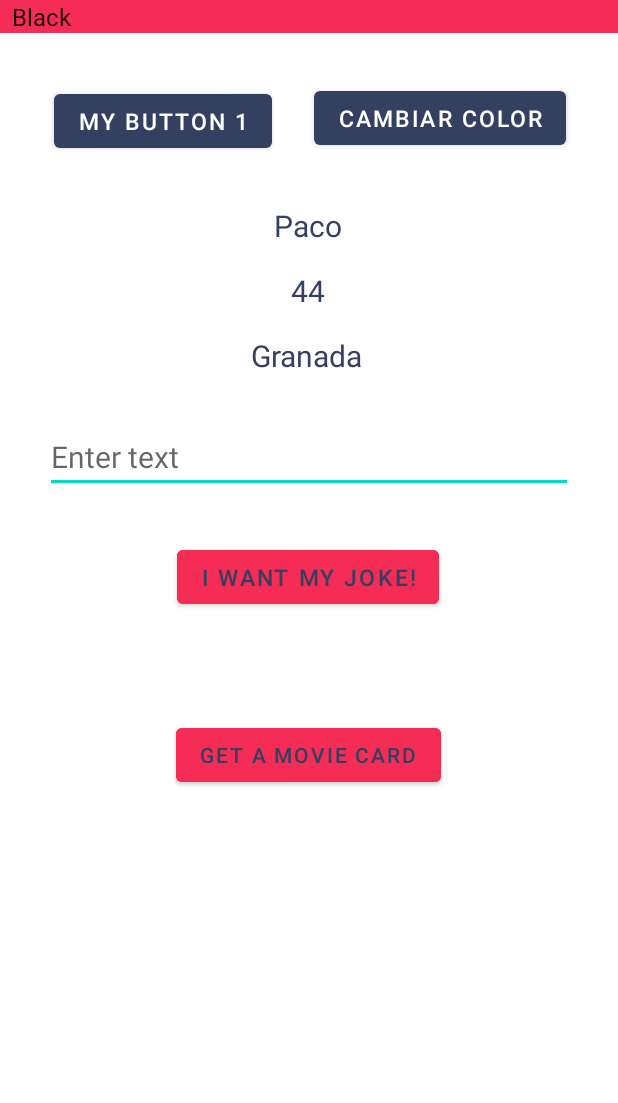
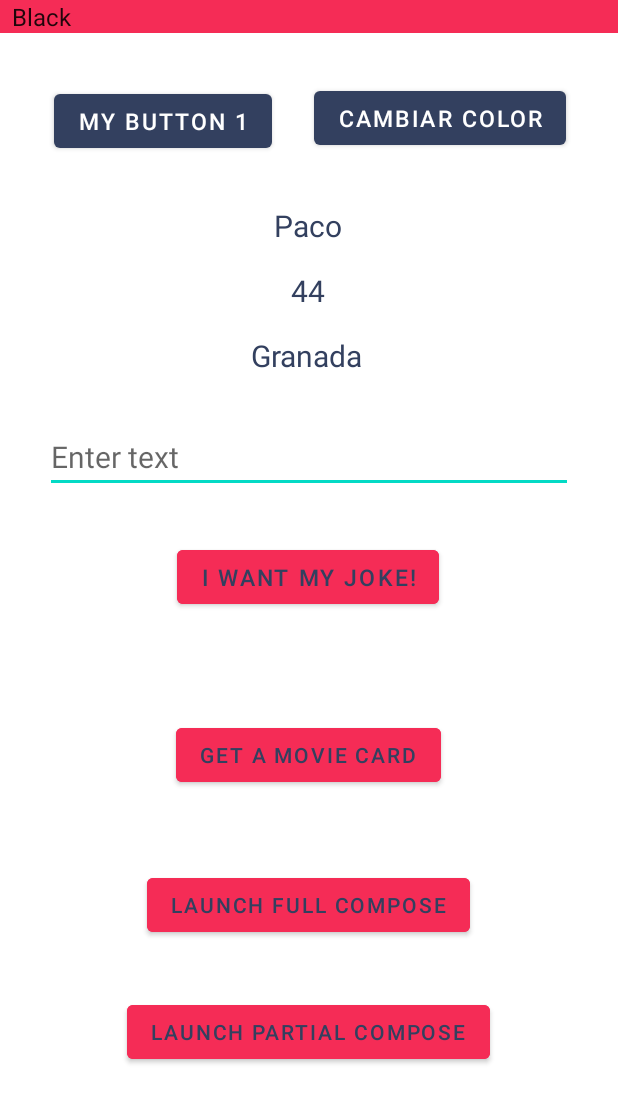
Before and after one commit to Luis-VB/fillMeApp, an Android app built with Jetpack Compose: the screen it shows after launch (MainActivity), on a phone screen of 412 x 824 dp. Shown: the top 1103 px of the screen. Run offline under Robolectric (Android 15) with nearby library versions, the phone set to English and light mode, and no system bars.

Commit message:
add compose

```diff
--- a/app/src/main/java/com/example/fillmeapp/ui/MainActivity.kt
+++ b/app/src/main/java/com/example/fillmeapp/ui/MainActivity.kt
@@ -68,6 +68,14 @@ class MainActivity : AppCompatActivity() {
 //            intent.putExtra("data6","PMOS iOS Team")
             startActivity(intent)
         }
+        binding.myButtonId5.setOnClickListener{
+            val intent = Intent(this, MainComposeActivity::class.java)
+            startActivity(intent)
+        }
+        binding.myButtonId6.setOnClickListener{
+            val intent = Intent(this, MainPartialComposeActivity::class.java)
+            startActivity(intent)
+        }
     }
     fun initSpinner() {
         // Spinner element
--- a/app/src/main/res/layout/activity_main.xml
+++ b/app/src/main/res/layout/activity_main.xml
@@ -124,6 +124,34 @@
         app:layout_constraintVertical_bias="0.156" />
 
 
-    />
+    <Button
+        android:id="@+id/myButtonId5"
+        android:layout_width="wrap_content"
+        android:layout_height="wrap_content"
+        android:layout_marginTop="16dp"
+        android:text="@string/launch_full_compose"
+        android:backgroundTint="@color/accent"
+        android:textColor="@color/primary"
+        app:layout_constraintBottom_toBottomOf="parent"
+        app:layout_constraintEnd_toEndOf="parent"
+        app:layout_constraintHorizontal_bias="0.498"
+        app:layout_constraintStart_toStartOf="parent"
+        app:layout_constraintTop_toBottomOf="@+id/myButtonId4"
+        app:layout_constraintVertical_bias="0.156" />
+
+    <Button
+        android:id="@+id/myButtonId6"
+        android:layout_width="wrap_content"
+        android:layout_height="wrap_content"
+        android:layout_marginTop="16dp"
+        android:text="@string/launch_partial_compose"
+        android:backgroundTint="@color/accent"
+        android:textColor="@color/primary"
+        app:layout_constraintBottom_toBottomOf="parent"
+        app:layout_constraintEnd_toEndOf="parent"
+        app:layout_constraintHorizontal_bias="0.498"
+        app:layout_constraintStart_toStartOf="parent"
+        app:layout_constraintTop_toBottomOf="@+id/myButtonId5"
+        app:layout_constraintVertical_bias="0.156" />
 
 </androidx.constraintlayout.widget.ConstraintLayout>
--- a/app/src/main/res/values/strings.xml
+++ b/app/src/main/res/values/strings.xml
@@ -28,4 +28,7 @@
         <item>Blue</item>
         <item>Purple</item>
     </string-array>
+    <string name="title_activity_main_compose">MainComposeActivity</string>
+    <string name="launch_full_compose">Launch Full Compose</string>
+    <string name="launch_partial_compose">Launch Partial Compose</string>
 </resources>
```
Also changed, not shown: app/build.gradle.kts (+25 -1 lines), app/src/main/AndroidManifest.xml (+8 -0 lines), app/src/main/java/com/example/fillmeapp/ui/MainComposeActivity.kt (added, +57 -0 lines), app/src/main/java/com/example/fillmeapp/ui/MainPartialComposeActivity.kt (added, +44 -0 lines), app/src/main/java/com/example/fillmeapp/ui/ui/theme/Color.kt (added, +11 -0 lines), app/src/main/java/com/example/fillmeapp/ui/ui/theme/Theme.kt (added, +58 -0 lines), app/src/main/java/com/example/fillmeapp/ui/ui/theme/Type.kt (added, +34 -0 lines), app/src/main/res/layout/activity_main_partial_compose.xml (added, +14 -0 lines), gradle/libs.versions.toml (+13 -0 lines).
